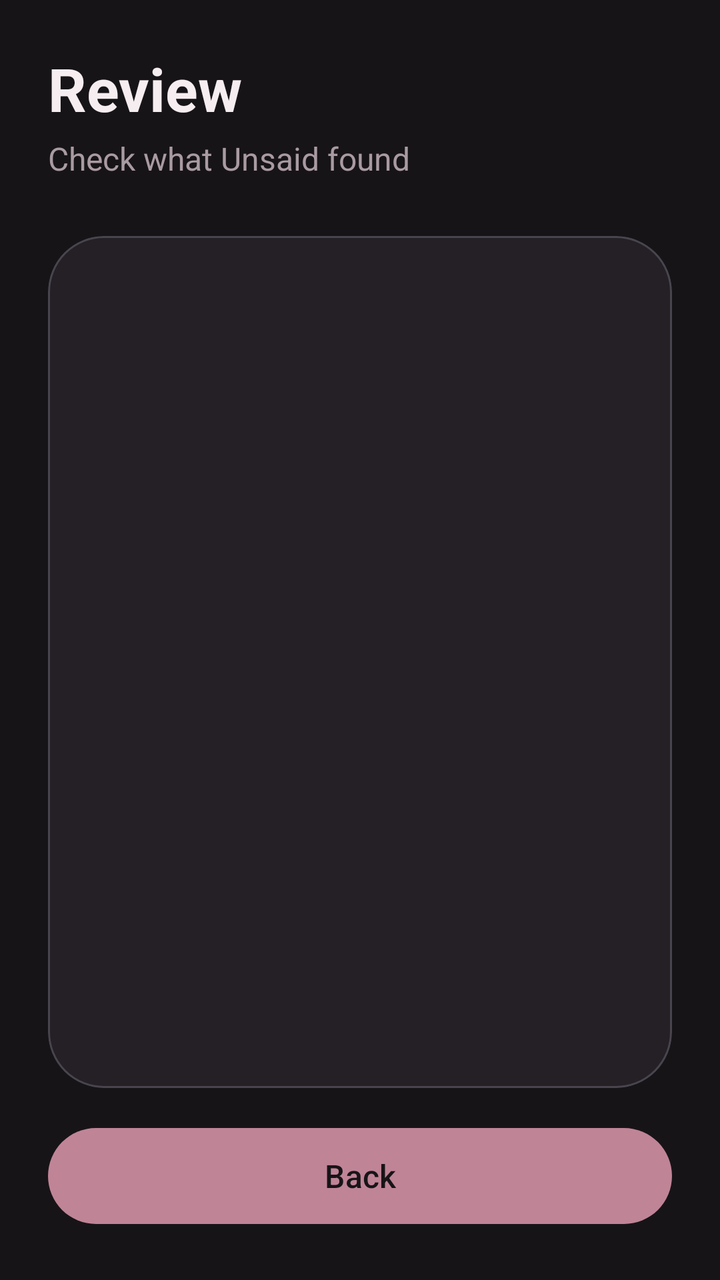
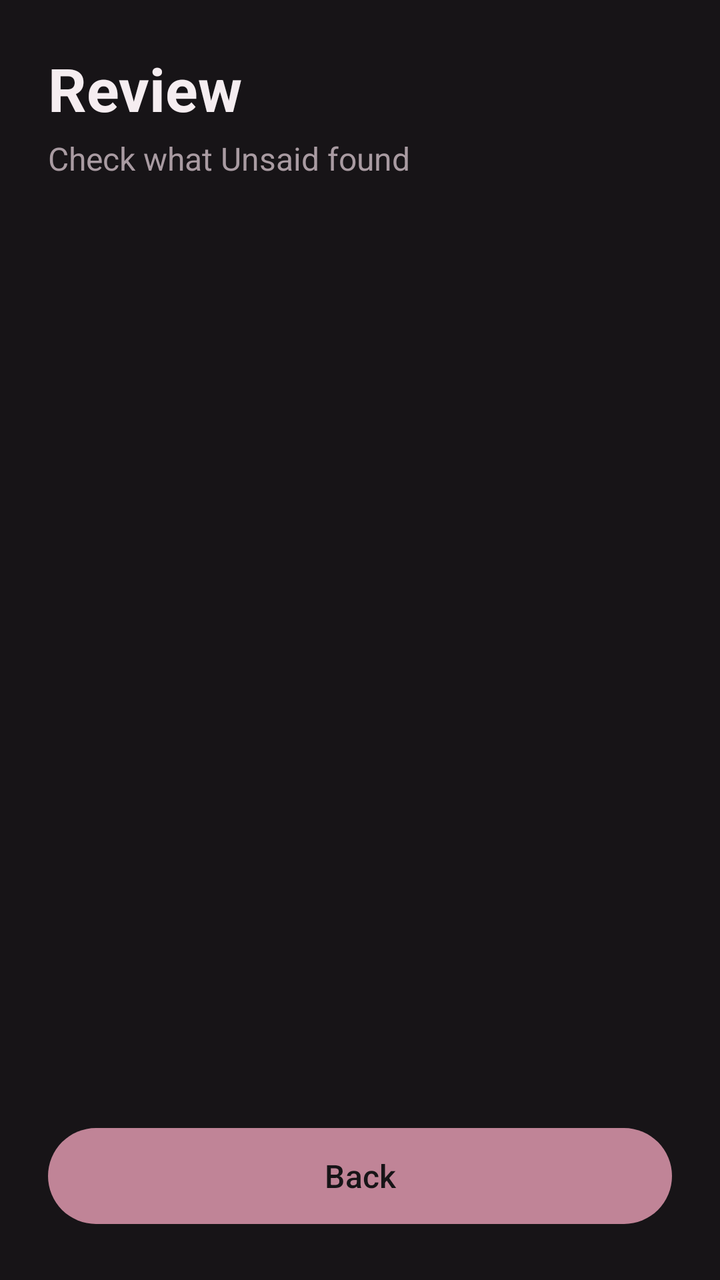

An Android layout rendered at two revisions. The XML below is the earlier revision; the diff shows what the commit changed to produce the second picture.
<!-- AndroidManifest.xml: application theme Theme.Unsaid -->
<!-- res/layout/activity_review.xml -->
<?xml version="1.0" encoding="utf-8"?>
<LinearLayout xmlns:android="http://schemas.android.com/apk/res/android"
    xmlns:app="http://schemas.android.com/apk/res-auto"
    android:layout_width="match_parent"
    android:layout_height="match_parent"
    android:background="@color/unsaid_background"
    android:orientation="vertical"
    android:padding="24dp">

    <TextView
        android:layout_width="wrap_content"
        android:layout_height="wrap_content"
        android:text="Review"
        android:textColor="@color/unsaid_text"
        android:textSize="30sp"
        android:textStyle="bold" />

    <TextView
        android:layout_width="wrap_content"
        android:layout_height="wrap_content"
        android:layout_marginTop="4dp"
        android:text="Check what Unsaid found"
        android:textColor="@color/unsaid_text_secondary"
        android:textSize="16sp" />

    <com.google.android.material.card.MaterialCardView
        android:layout_width="match_parent"
        android:layout_height="0dp"
        android:layout_marginTop="28dp"
        android:layout_weight="1"
        app:cardBackgroundColor="@color/unsaid_surface"
        app:cardCornerRadius="28dp"
        app:cardElevation="0dp">

        <TextView
            android:id="@+id/tvThought"
            android:layout_width="match_parent"
            android:layout_height="wrap_content"
            android:padding="24dp"
            android:textColor="@color/unsaid_text"
            android:textSize="18sp" />
    </com.google.android.material.card.MaterialCardView>

    <com.google.android.material.button.MaterialButton
        android:id="@+id/btnBack"
        android:layout_width="match_parent"
        android:layout_height="56dp"
        android:layout_marginTop="16dp"
        android:text="Back"
        android:textSize="16sp"
        app:cornerRadius="28dp" />
</LinearLayout>
<!-- resources referenced by this layout -->
<resources>
  <color name="unsaid_background">#171417</color>
  <color name="unsaid_surface">#242025</color>
  <color name="unsaid_text">#F5EDF0</color>
  <color name="unsaid_text_secondary">#A99BA2</color>
  <style name="Theme.Unsaid" parent="Base.Theme.Unsaid" />
  <style name="Base.Theme.Unsaid" parent="Theme.Material3.Dark.NoActionBar">
          <item name="colorPrimary">@color/unsaid_accent</item>
          <item name="colorOnPrimary">@color/unsaid_background</item>
          <item name="android:colorBackground">@color/unsaid_background</item>
          <item name="colorOnBackground">@color/unsaid_text</item>
          <item name="colorSurface">@color/unsaid_surface</item>
          <item name="colorOnSurface">@color/unsaid_text</item>
          <item name="colorOnSurfaceVariant">@color/unsaid_text_secondary</item>
          <item name="android:statusBarColor">@color/unsaid_background</item>
          <item name="android:navigationBarColor">@color/unsaid_background</item>
      </style>
  <color name="unsaid_accent">#C08497</color>
</resources>

<!-- the commit's change to res/layout/activity_review.xml (unified diff, before → after) -->
@@ -23,23 +23,18 @@
         android:textColor="@color/unsaid_text_secondary"
         android:textSize="16sp" />
 
-    <com.google.android.material.card.MaterialCardView
+    <ScrollView
         android:layout_width="match_parent"
         android:layout_height="0dp"
-        android:layout_marginTop="28dp"
-        android:layout_weight="1"
-        app:cardBackgroundColor="@color/unsaid_surface"
-        app:cardCornerRadius="28dp"
-        app:cardElevation="0dp">
+        android:layout_marginTop="24dp"
+        android:layout_weight="1">
 
-        <TextView
-            android:id="@+id/tvThought"
+        <LinearLayout
+            android:id="@+id/taskList"
             android:layout_width="match_parent"
             android:layout_height="wrap_content"
-            android:padding="24dp"
-            android:textColor="@color/unsaid_text"
-            android:textSize="18sp" />
-    </com.google.android.material.card.MaterialCardView>
+            android:orientation="vertical" />
+    </ScrollView>
 
     <com.google.android.material.button.MaterialButton
         android:id="@+id/btnBack"
